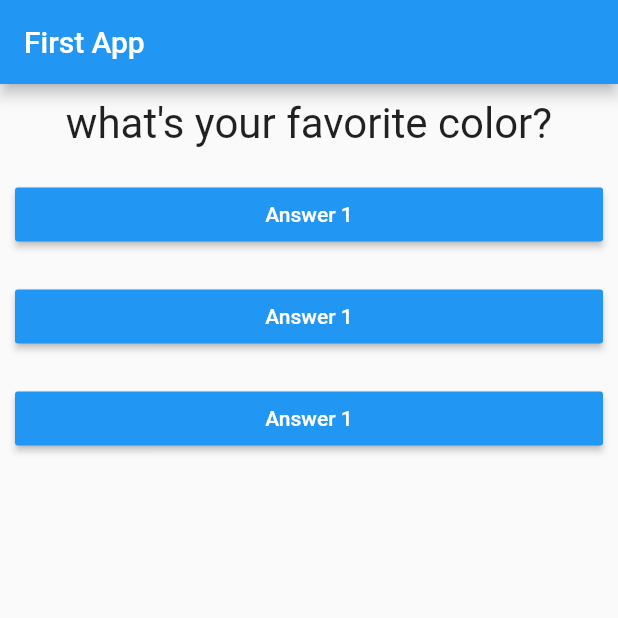
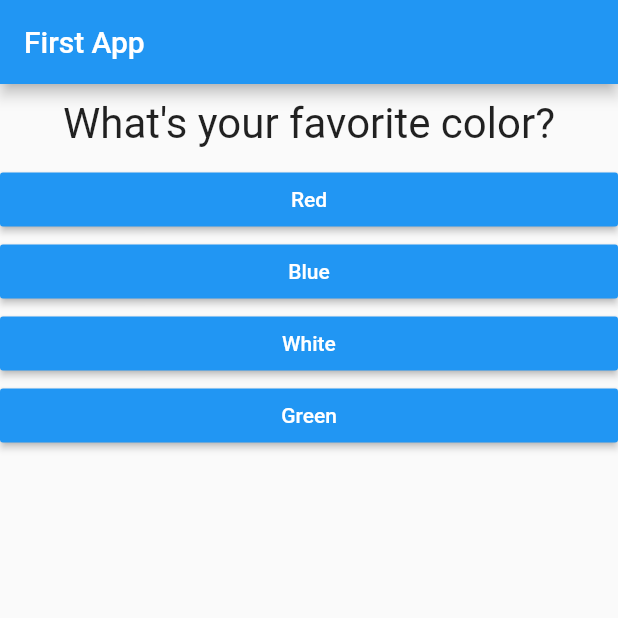
Before and after one commit to mik237/sample_flutter_app, a Flutter app: the screen it shows after launch, on a phone screen of 412 x 824 dp, the top half of it. Run offline on Flutter 3.47's test engine with Material 2 defaults, Android fonts, the phone set to English and light mode, and no system bars.

Commit message:
anserText passed to Answer widget. list of Maps introduced for questions & answers.

```diff
--- a/lib/answer.dart
+++ b/lib/answer.dart
@@ -2,22 +2,21 @@ import 'package:flutter/material.dart';
 
 class Answer extends StatelessWidget {
   final VoidCallback answerCallback;
+  final String answerText;
 
-  Answer(this.answerCallback);
+  Answer(this.answerCallback, this.answerText);
 
   @override
   Widget build(BuildContext context) {
     return Container(
-      margin: EdgeInsets.all(10),
+      margin: EdgeInsets.all(0),
       width: double.infinity,
       child: RaisedButton(
         color: Colors.blue,
         onPressed: answerCallback,
+        textColor: Colors.white,
         child: Text(
-          'Answer 1',
-          style: TextStyle(
-            color: Colors.white,
-          ),
+          answerText,
         ),
       ),
     );
--- a/lib/main.dart
+++ b/lib/main.dart
@@ -12,10 +12,37 @@ class MyApp extends StatefulWidget {
 
 class _MyAppState extends State<MyApp> {
   var _questionIndex = 0;
+
   var questions = [
-    'what\'s your favorite color?',
-    'what\'s your favorite animal?',
+    {
+      'questionText': 'What\'s your favorite color?',
+      'answers': [
+        'Red',
+        'Blue',
+        'White',
+        'Green',
+      ],
+    },
+    {
+      'questionText': 'What\'s your favorite animal?',
+      'answers': [
+        'Rabbit',
+        'Dog',
+        'Cat',
+        'Parrot',
+      ],
+    },
+    {
+      'questionText': 'Who\'s your favorite instructor?',
+      'answers': [
+        'Mr. A',
+        'Mr. B',
+        'Mr. C',
+        'Mr. D',
+      ],
+    },
   ];
+
   void answerQuestions() {
     setState(() {
       _questionIndex = _questionIndex + 1;
@@ -32,17 +59,17 @@ class _MyAppState extends State<MyApp> {
         body: Column(
           children: [
             Question(
-              questions[_questionIndex],
+              questions[_questionIndex]['questionText'] as String,
             ),
-            Answer(
-              answerQuestions,
-            ),
-            Answer(
-              answerQuestions,
-            ),
-            Answer(
-              answerQuestions,
-            ),
+            ...(questions[_questionIndex]['answers'] as List<String>)   // ... operator will extract items from nested list
+                                                                        //     and insert in outer list to make a plan list.
+                .map(
+                  (answer) => Answer(
+                    answerQuestions,
+                    answer,
+                  ),
+                )
+                .toList(),
           ],
         ),
       ),
```
